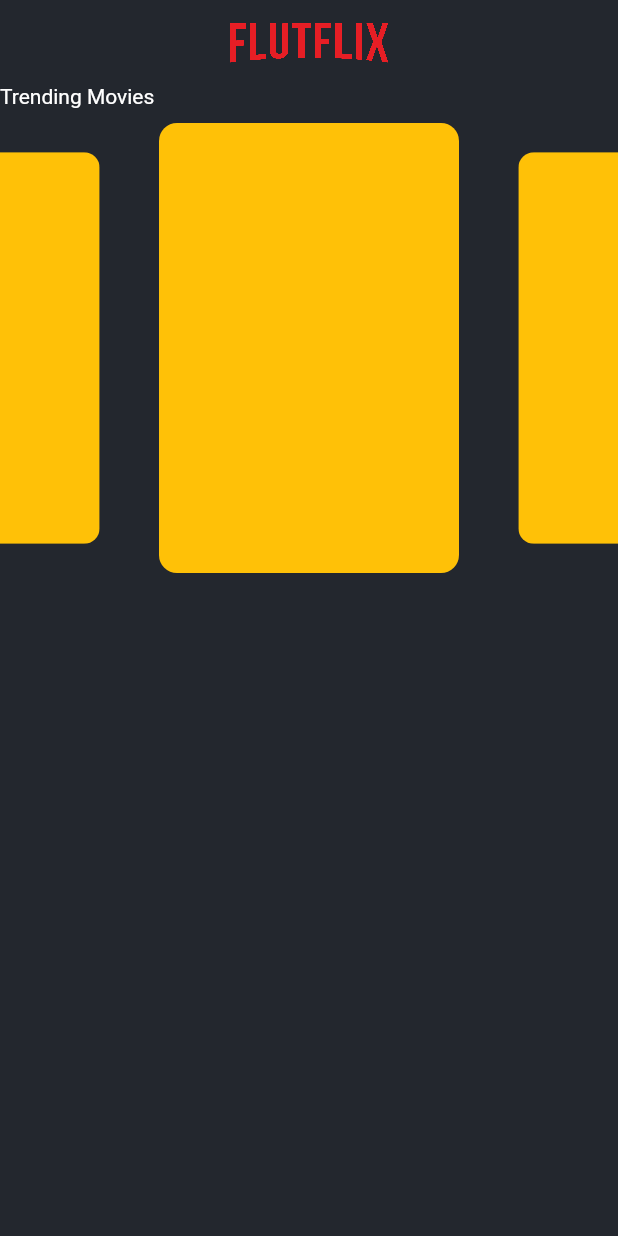
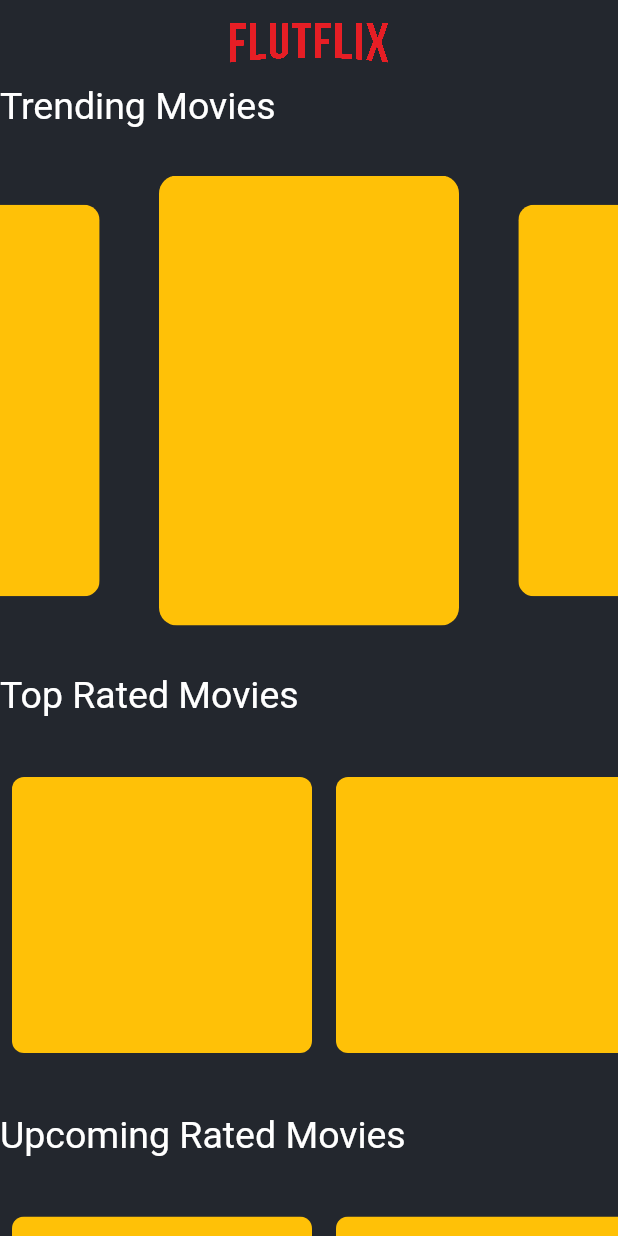
Before and after one commit to izazprogram/simple_moviea, a Flutter app: the screen it shows after launch, on a phone screen of 412 x 824 dp. Run offline on Flutter 3.47's test engine with Material 2 defaults, Android fonts, the light colour scheme and no system bars; drawn by our look-alikes of carousel_slider; our stand-ins replace google_fonts.

Commit message:
exact widget

```diff
--- a/lib/home_screen.dart
+++ b/lib/home_screen.dart
@@ -1,6 +1,9 @@
 import 'package:carousel_slider/carousel_slider.dart';
 import 'package:flutter/material.dart';
+import 'package:google_fonts/google_fonts.dart';
 import 'package:simple_moviea/colors.dart';
+import 'package:simple_moviea/widgeta/moviesslider.dart';
+import 'package:simple_moviea/widgeta/trendingslider.dart';
 
 class HomeScreen extends StatefulWidget {
   const HomeScreen({super.key});
@@ -12,50 +15,49 @@
 class _HomeScreenState extends State<HomeScreen> {
   @override
   Widget build(BuildContext context) {
-    return  Scaffold(
+    return Scaffold(
       appBar: AppBar(
         backgroundColor: Colors.transparent,
         elevation: 0,
-        title: Image.asset("assets/flutflix.png",
+        title: Image.asset(
+          "assets/flutflix.png",
           fit: BoxFit.cover,
           height: 30,
           filterQuality: FilterQuality.high,
         ),
         centerTitle: true,
       ),
-
       body: SingleChildScrollView(
         physics: const BouncingScrollPhysics(),
         child: Column(
           crossAxisAlignment: CrossAxisAlignment.start,
           children: [
-      Text("Trending Movies"),
-     SizedBox(height: 10,),
-     SizedBox(
-      width: double.infinity,
-       child:CarouselSlider.builder(
-           itemCount: 10,
-           options: CarouselOptions(
-             aspectRatio: 16/9,
-             height: 300,autoPlay: true,
-             viewportFraction: 0.55,
-             enlargeCenterPage: true,
-             pageSnapping: true,
-             autoPlayCurve: Curves.fastOutSlowIn,
-             autoPlayAnimationDuration: const Duration(seconds: 1),
+            Text(
+              "Trending Movies",
+              style: GoogleFonts.aBeeZee(fontSize: 25),
             ),
-           itemBuilder: (context,itemIndex,pageViewIndex) {
-             return ClipRRect(
-               borderRadius: BorderRadius.circular(12),
-               child: Container(
-                 height: 300,
-                 width: 200,
-                 color: Colors.amber,
+            const SizedBox(
+              height: 32,
             ),
-             );
-           }
+            const TrendingSlider(),
+            const SizedBox(height: 32),
+            Text(
+              "Top Rated Movies",
+              style: GoogleFonts.aBeeZee(fontSize: 25),
             ),
-     )
+            const SizedBox(
+              height: 32,
+            ),
+            const MoviesSlider(),
+            const SizedBox(height: 32),
+            Text(
+              "Upcoming Rated Movies",
+              style: GoogleFonts.aBeeZee(fontSize: 25),
+            ),
+            const SizedBox(
+              height: 32,
+            ),
+            const MoviesSlider(),
           ],
         ),
       ),
--- /dev/null
+++ b/lib/widgeta/moviesslider.dart
@@ -0,0 +1,36 @@
+
+import 'package:flutter/cupertino.dart';
+import 'package:flutter/material.dart';
+
+class MoviesSlider extends StatelessWidget {
+  const MoviesSlider({
+    super.key,
+  });
+
+  @override
+  Widget build(BuildContext context) {
+    return SizedBox(
+      height: 200,
+      width: double.infinity,
+      child: ListView.builder(
+          scrollDirection: Axis.horizontal,
+          physics: const BouncingScrollPhysics(),
+          itemCount: 10,
+
+          itemBuilder:(context, index){
+            return Padding(
+              padding: const EdgeInsets.all(8.0),
+              child: ClipRRect(
+                borderRadius: BorderRadius.circular(8),
+                child: Container(
+
+                  color: Colors.amber,
+                  height:  200,
+                  width: 200,
+                ),
+              ),
+            );
+          }),
+    );
+  }
+}
--- /dev/null
+++ b/lib/widgeta/trendingslider.dart
@@ -0,0 +1,39 @@
+
+import 'package:carousel_slider/carousel_slider.dart';
+import 'package:flutter/cupertino.dart';
+import 'package:flutter/material.dart';
+
+class TrendingSlider extends StatelessWidget {
+  const TrendingSlider({
+    super.key,
+  });
+
+  @override
+  Widget build(BuildContext context) {
+    return SizedBox(
+      width: double.infinity,
+      child:CarouselSlider.builder(
+          itemCount: 10,
+          options: CarouselOptions(
+            aspectRatio: 16/9,
+            height: 300,autoPlay: true,
+            viewportFraction: 0.55,
+            enlargeCenterPage: true,
+            pageSnapping: true,
+            autoPlayCurve: Curves.fastOutSlowIn,
+            autoPlayAnimationDuration: const Duration(seconds: 1),
+          ),
+          itemBuilder: (context,itemIndex,pageViewIndex) {
+            return ClipRRect(
+              borderRadius: BorderRadius.circular(12),
+              child: Container(
+                height: 300,
+                width: 200,
+                color: Colors.amber,
+              ),
+            );
+          }
+      ),
+    );
+  }
+}
```
Also changed, not shown: pubspec.yaml (+7 -5 lines), pubspec.lock. Lines whose indentation alone changed are shown as unchanged.
